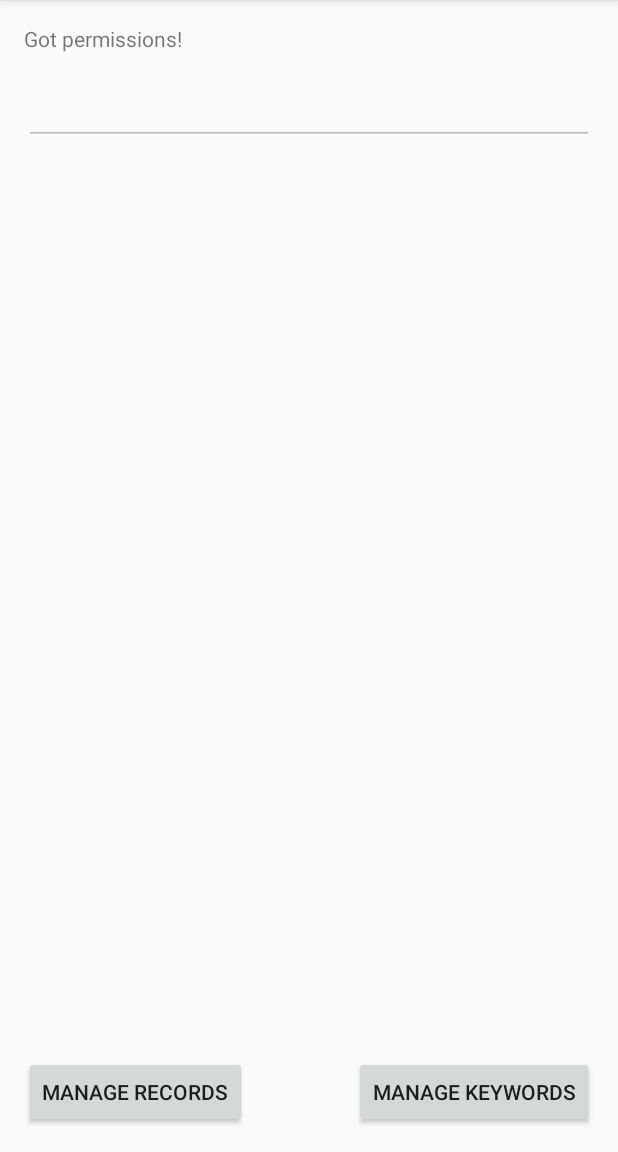
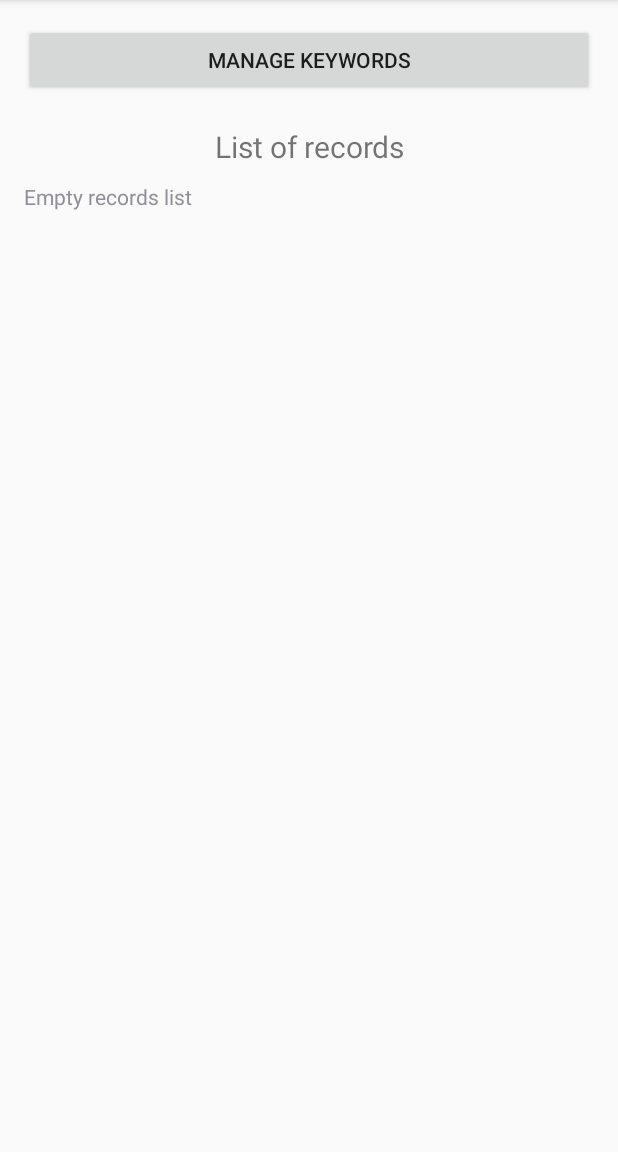
Before and after one commit to PiotrekSotor/nlp_project, an Android app: the screen it shows after launch (MainActivity before the commit, RecordListActivity after it), on a phone screen of 412 x 824 dp, the part 84-1236 px from its top. Run offline under Robolectric (Android 15) with nearby library versions, the phone set to English and light mode, and no system bars; libraries missing offline, so code that uses them is left out: com.j256.ormlite; 3 statements that could not run were skipped.

Commit message:
Fixed UI bugs, set RecordListActivity as LAUNCHER. Tested incoming calls - works fine

```diff
--- a/app/src/main/java/com/nlpproject/callrecorder/GoogleServices/GoogleCloudRecognitionRequester.java
+++ b/app/src/main/java/com/nlpproject/callrecorder/GoogleServices/GoogleCloudRecognitionRequester.java
@@ -140,6 +140,7 @@ public class GoogleCloudRecognitionRequester implements RequestAsyncOperationReq
             processingTask.setDone(true);
             processingTask.setTranscription(transcription);
             processingTask.setRecognizedDate(new Date());
+            processingTask.setAnalysed_for_keywords(false);
             ProcessingTaskService.update(processingTask);
         }
     }
--- a/app/src/main/java/com/nlpproject/callrecorder/KeywordDetailsActivity.java
+++ b/app/src/main/java/com/nlpproject/callrecorder/KeywordDetailsActivity.java
@@ -42,7 +42,7 @@ public class KeywordDetailsActivity extends AppCompatActivity implements View.On
         representedKeyword = (Keyword) intent.getSerializableExtra(SELECTED_KEYWORD);
         if (representedKeyword != null)
         {
-            textViewKeyword.setText(representedKeyword.getOriginalWord());
+            textViewKeyword.setText("Keyword:\n"+representedKeyword.getOriginalWord());
         }
 
         refreshScrollView();
--- a/app/src/main/java/com/nlpproject/callrecorder/MainActivity.java
+++ b/app/src/main/java/com/nlpproject/callrecorder/MainActivity.java
@@ -20,7 +20,7 @@ public class MainActivity extends AppCompatActivity {
     TextView txt;
     Button btn_recordListStartActivity;
     Button btn_keywordListStartActivity;
-    EditText et_refleshContent;
+
 
     @Override
     protected void onCreate(Bundle savedInstanceState) {
@@ -64,7 +64,7 @@ public class MainActivity extends AppCompatActivity {
                 startActivity(intent);
             }
         });
-        et_refleshContent = (EditText) findViewById(R.id.transcriptions);
+
         BaseService.initServices(getApplicationContext());
     }
 
--- a/app/src/main/java/com/nlpproject/callrecorder/ORMLiteTools/RecordListButton.java
+++ b/app/src/main/java/com/nlpproject/callrecorder/ORMLiteTools/RecordListButton.java
@@ -65,7 +65,8 @@ public class RecordListButton extends Button  implements View.OnClickListener{
         }
         sb.append("\n ");
         sb.append(DATA_FORMAT.format(representedRecord.getRecordDate()));
-        String text = String.format("%s - %s", representedRecord.getCaller_number(), representedRecord.getRecordDate().toString());
+//        String text = String.format("%s - %s", representedRecord.getCaller_number(), representedRecord.getRecordDate().toString());
+        String text = sb.toString();
         this.setText(text);
     }
 
--- a/app/src/main/java/com/nlpproject/callrecorder/ORMLiteTools/model/Keyword_X_ProcessingTask.java
+++ b/app/src/main/java/com/nlpproject/callrecorder/ORMLiteTools/model/Keyword_X_ProcessingTask.java
@@ -14,11 +14,11 @@ public class Keyword_X_ProcessingTask extends BaseModel{
     public final static String KEYWORD_FIELD_NAME = "foundKeyword_id";
     public final static String PROCESSING_TASK_FIELD_NAME = "processingTask_id";
 
-    @DatabaseField (foreign = true)
+    @DatabaseField (foreign = true, foreignAutoRefresh = true, maxForeignAutoRefreshLevel = 2)
     private
     Keyword foundKeyword;
 
-    @DatabaseField(foreign = true)
+    @DatabaseField(foreign = true, foreignAutoRefresh = true, maxForeignAutoRefreshLevel = 2)
     private
     ProcessingTask processingTask;
 
--- a/app/src/main/java/com/nlpproject/callrecorder/ORMLiteTools/services/ProcessingTaskService.java
+++ b/app/src/main/java/com/nlpproject/callrecorder/ORMLiteTools/services/ProcessingTaskService.java
@@ -77,7 +77,7 @@ public class ProcessingTaskService extends BaseService {
         Dao<ProcessingTask, Long> dao = null;
         try {
             dao =modelsDatabaseHelper.getProcessingTaskDao();
-            result = dao.queryForEq(ProcessingTask.ANALYSED_FOR_KEYWORDS_FIELD_NAME,true);
+            result = dao.queryForEq(ProcessingTask.ANALYSED_FOR_KEYWORDS_FIELD_NAME,false);
         } catch (SQLException e) {
             e.printStackTrace();
         }
--- a/app/src/main/java/com/nlpproject/callrecorder/RecordListActivity.java
+++ b/app/src/main/java/com/nlpproject/callrecorder/RecordListActivity.java
@@ -1,30 +1,76 @@
 package com.nlpproject.callrecorder;
 
+import android.Manifest;
+import android.content.Intent;
+import android.content.pm.PackageManager;
 import android.os.Bundle;
+import android.support.v4.app.ActivityCompat;
+import android.support.v4.content.ContextCompat;
 import android.support.v7.app.AppCompatActivity;
+import android.view.View;
+import android.widget.Button;
 import android.widget.LinearLayout;
 import android.widget.TextView;
 
 import com.nlpproject.callrecorder.ORMLiteTools.RecordListButton;
 import com.nlpproject.callrecorder.ORMLiteTools.model.ProcessingTask;
+import com.nlpproject.callrecorder.ORMLiteTools.services.BaseService;
 import com.nlpproject.callrecorder.ORMLiteTools.services.ProcessingTaskService;
 
 import java.util.List;
 
 public class RecordListActivity extends AppCompatActivity{
 
+    public static final int MY_PERMISSIONS_REQUEST = 42;
     LinearLayout scrollViewLinearLayout;
+    Button btn_keywordListStartActivity;
 
     @Override
     protected void onCreate(Bundle savedInstanceState) {
         super.onCreate(savedInstanceState);
         setContentView(R.layout.record_list_activity);
+        BaseService.initServices(getApplicationContext());
+        startService(new Intent(this, RecordingService.class));
+        initPermitions();
 
-
+        btn_keywordListStartActivity = (Button) findViewById(R.id.btn_runKeywordListActivity);
+        btn_keywordListStartActivity.setOnClickListener(new View.OnClickListener() {
+            @Override
+            public void onClick(View v) {
+                Intent intent = new Intent(RecordListActivity.this, KeywordListActivity.class);
+                intent.setFlags(Intent.FLAG_ACTIVITY_NEW_TASK);
+                startActivity(intent);
+            }
+        });
         scrollViewLinearLayout = (LinearLayout) findViewById(R.id.recordListActivity_scrollViewInnerLayout);
 
         refreshScrollView();
     }
+
+    private void initPermitions() {
+        if (!checkPermissions())
+            ActivityCompat.requestPermissions(this,
+                    new String[]{
+                            Manifest.permission.READ_PHONE_STATE,
+                            Manifest.permission.WRITE_EXTERNAL_STORAGE,
+                            Manifest.permission.RECORD_AUDIO,
+                            Manifest.permission.INTERNET
+                    },
+                    MY_PERMISSIONS_REQUEST);
+        }
+
+    private boolean checkPermissions() {
+        int permissionCheckPhone = ContextCompat.checkSelfPermission(this, Manifest.permission.READ_PHONE_STATE);
+        int permissionCheckStorage = ContextCompat.checkSelfPermission(this, Manifest.permission.WRITE_EXTERNAL_STORAGE);
+        int permissionCheckRecord = ContextCompat.checkSelfPermission(this, Manifest.permission.RECORD_AUDIO);
+        int permissionCheckInternet = ContextCompat.checkSelfPermission(this, Manifest.permission.INTERNET);
+
+        return permissionCheckStorage == PackageManager.PERMISSION_GRANTED &&
+                permissionCheckPhone == PackageManager.PERMISSION_GRANTED &&
+                permissionCheckInternet == PackageManager.PERMISSION_GRANTED &&
+                permissionCheckRecord == PackageManager.PERMISSION_GRANTED;
+    }
+
 
     @Override
     protected void onResume() {
@@ -48,4 +94,5 @@ public class RecordListActivity extends AppCompatActivity{
             }
         }
     }
+
 }
--- a/app/src/main/res/layout/record_list_activity.xml
+++ b/app/src/main/res/layout/record_list_activity.xml
@@ -10,13 +10,35 @@
     android:paddingTop="@dimen/activity_vertical_margin"
     tools:context=".RecordListActivity">
 
-
+    <Button
+        android:text="Manage keywords"
+        android:layout_width="match_parent"
+        android:layout_height="wrap_content"
+        android:id="@+id/btn_runKeywordListActivity"
+        android:layout_alignParentTop="true"
+        android:layout_alignParentLeft="true"
+        android:layout_alignParentStart="true"
+        />
+    <TextView
+        android:text="List of records"
+        android:layout_width="match_parent"
+        android:layout_height="wrap_content"
+        android:layout_below="@+id/btn_runKeywordListActivity"
+        android:layout_alignParentLeft="true"
+        android:layout_alignParentStart="true"
+        android:textAlignment="center"
+        android:id="@+id/textView_listOfRecords"
+        android:textSize="20sp"
+        android:layout_marginTop="20sp"
+        android:layout_marginBottom="10sp"/>
     <ScrollView
         android:id="@+id/scrollView"
         android:layout_width="match_parent"
         android:layout_height="match_parent"
-        android:layout_alignParentLeft="true"
-        android:layout_alignParentStart="true">
+        android:layout_below="@id/textView_listOfRecords"
+
+
+        >
 
         <LinearLayout
             android:id="@+id/recordListActivity_scrollViewInnerLayout"
@@ -26,4 +48,6 @@
     </ScrollView>
 
 
+
+
 </RelativeLayout>
--- a/app/src/main/res/raw/ormlite_config.txt
+++ b/app/src/main/res/raw/ormlite_config.txt
@@ -1,5 +1,5 @@
 #
-# generated on 2017/01/07 01:36:53
+# generated on 2017/01/07 11:17:39
 #
 # --table-start--
 dataClass=com.nlpproject.callrecorder.ORMLiteTools.model.ProcessingTask
@@ -63,10 +63,14 @@ tableName=keyword_x_processingTask
 # --field-start--
 fieldName=foundKeyword
 foreign=true
+foreignAutoRefresh=true
+maxForeignAutoRefreshLevel=2
 # --field-end--
 # --field-start--
 fieldName=processingTask
 foreign=true
+foreignAutoRefresh=true
+maxForeignAutoRefreshLevel=2
 # --field-end--
 # --field-start--
 fieldName=numberOfMatches
```
Also changed, not shown: app/src/main/AndroidManifest.xml (+12 -7 lines), app/src/main/java/com/nlpproject/callrecorder/RecordDetailsActivity.java (+7 -3 lines), app/src/main/res/layout/keyword_list_activity.xml (+18 -3 lines).
